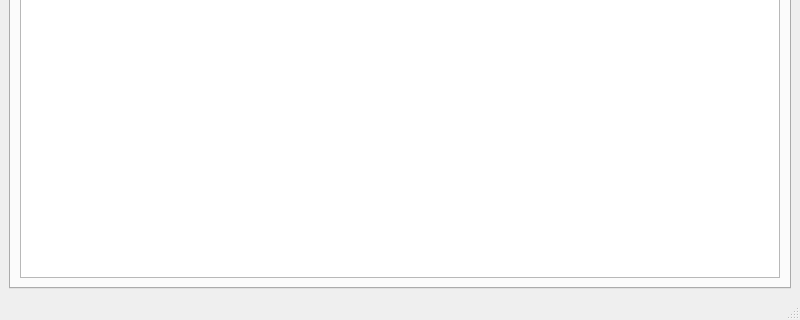
The window that mainwindow.ui (Melifox19/melivalise) describes before a commit, drawn with Qt 5; both pictures show x 0 to 800 and y 160 to 480 of the 800 by 480 pixel window.
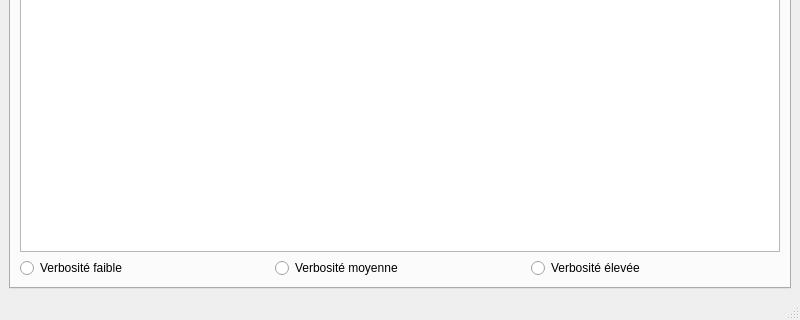
The same window after the commit. The open tabs and pages were chosen to show the change.

Commit message: Mise en place de niveau de verbosité

Diff of the .ui file:
```diff
--- a/mainwindow.ui
+++ b/mainwindow.ui
@@ -1322,6 +1322,31 @@
         <string>Journaux</string>
        </attribute>
        <layout class="QGridLayout" name="gridLayout_6">
+        <item row="1" column="0">
+         <layout class="QHBoxLayout" name="horizontalLayout">
+          <item>
+           <widget class="QRadioButton" name="rb_v">
+            <property name="text">
+             <string>Verbosité faible</string>
+            </property>
+           </widget>
+          </item>
+          <item>
+           <widget class="QRadioButton" name="rb_vv">
+            <property name="text">
+             <string>Verbosité moyenne</string>
+            </property>
+           </widget>
+          </item>
+          <item>
+           <widget class="QRadioButton" name="rb_vvv">
+            <property name="text">
+             <string>Verbosité élevée</string>
+            </property>
+           </widget>
+          </item>
+         </layout>
+        </item>
         <item row="0" column="0">
          <widget class="QListWidget" name="list_journaux"/>
         </item>
```
Left out of the diff: 2 changed lines with no effect on the pictures. The commit also changes 3 other files.
